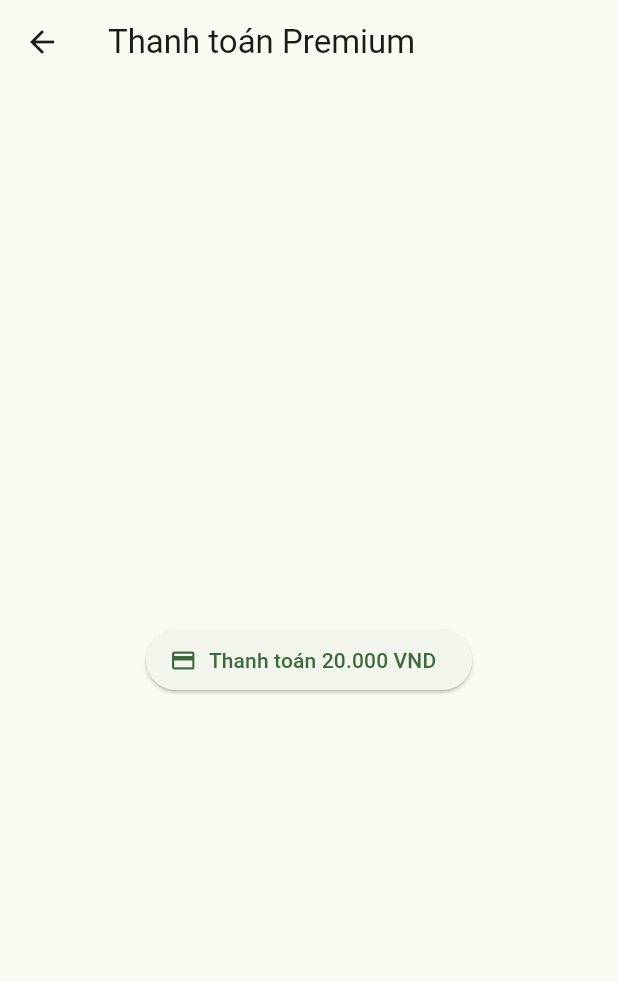
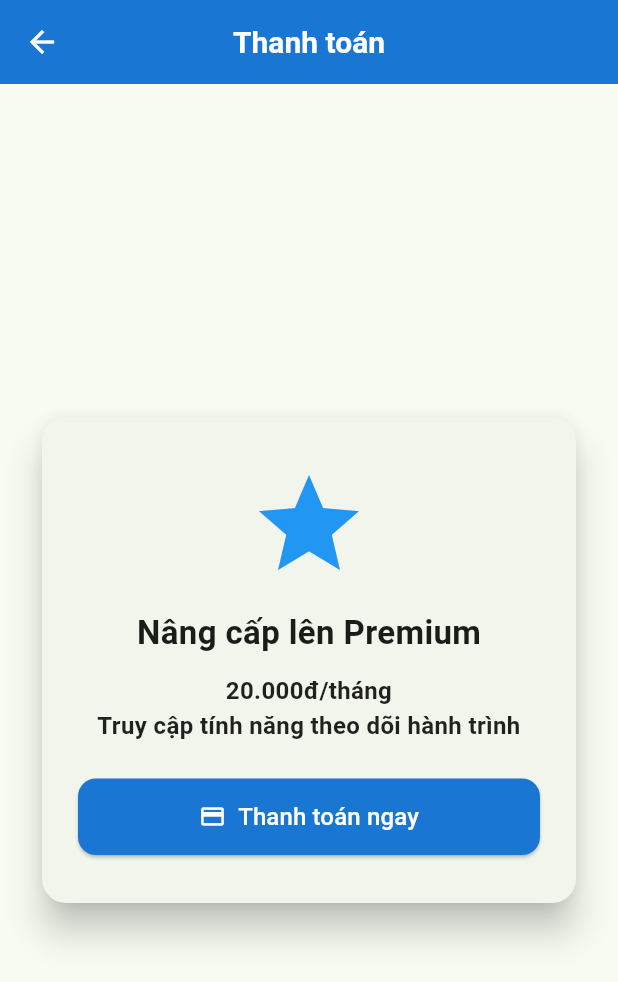
Before and after one commit to ptphat03/EduSmartApp, a Flutter app: the PaymentScreen screen opened by its route, on a phone screen of 412 x 824 dp. Shown: the top 982 px of the screen. Run offline on Flutter 3.47's test engine with Material 3 defaults, Android fonts, the phone set to English and light mode, and no system bars; our stand-ins replace cloud_firestore, firebase_auth, firebase_core, flutter_local_notifications, geocoding, geolocator and 3 more; missing offline and left inert: flutter_polyline_points; accounts and stored records are empty.

Commit message:
custom payment

```diff
--- a/lib/screens/payment_screen.dart
+++ b/lib/screens/payment_screen.dart
@@ -28,7 +28,8 @@ class _PaymentScreenState extends State<PaymentScreen> {
       final userEmail = user.email ?? 'noemail@example.com';
 
       // Nếu bạn cần lấy thêm thông tin user từ Firestore:
-      final userDoc = await FirebaseFirestore.instance.collection('users').doc(userId).get();
+      final userDoc = await FirebaseFirestore.instance.collection('users').doc(
+          userId).get();
       final userData = userDoc.data();
       final nameFromProfile = userData?['name'] ?? userName;
 
@@ -41,6 +42,7 @@ class _PaymentScreenState extends State<PaymentScreen> {
       final uri = Uri.parse(paymentUrl);
       if (await canLaunchUrl(uri)) {
         await launchUrl(uri, mode: LaunchMode.externalApplication);
+        Navigator.pop(context); // quay lại màn trước (ví dụ: TrackingBoardScreen)
       } else {
         throw 'Không thể mở link: $paymentUrl';
       }
@@ -59,14 +61,86 @@ class _PaymentScreenState extends State<PaymentScreen> {
   @override
   Widget build(BuildContext context) {
     return Scaffold(
-      appBar: AppBar(title: const Text('Thanh toán Premium')),
+      appBar: AppBar(
+        title: const Text(
+          'Thanh toán',
+          style: TextStyle(
+            color: Colors.white,           // 🔹 Chữ trắng
+            fontWeight: FontWeight.bold,  // 🔹 In đậm
+            fontSize: 20,
+          ),
+        ),
+        backgroundColor: Colors.blue.shade700,
+        centerTitle: true,
+        iconTheme: const IconThemeData(color: Colors.white), // 🔹 Mũi tên back màu trắng
+      ),
       body: Center(
-        child: isLoading
-            ? const CircularProgressIndicator()
-            : ElevatedButton.icon(
-          onPressed: createPaymentAndLaunch,
-          icon: const Icon(Icons.payment),
-          label: const Text('Thanh toán 20.000 VND'),
+        child: Padding(
+          padding: const EdgeInsets.all(24.0),
+          child: isLoading
+              ? const Column(
+            mainAxisSize: MainAxisSize.min,
+            children: [
+              CircularProgressIndicator(),
+              SizedBox(height: 16),
+              Text("Đang tạo liên kết thanh toán...",
+                  style: TextStyle(fontSize: 16)),
+            ],
+          )
+              : Card(
+            elevation: 10,
+            shape: RoundedRectangleBorder(
+              borderRadius: BorderRadius.circular(16),
+            ),
+            child: Padding(
+              padding: const EdgeInsets.symmetric(horizontal: 24, vertical: 32),
+              child: Column(
+                mainAxisSize: MainAxisSize.min,
+                children: [
+                  const Icon(Icons.star, size: 80, color: Colors.blue),
+                  const SizedBox(height: 16),
+                  const Text(
+                    "Nâng cấp lên Premium",
+                    style: TextStyle(
+                      fontSize: 22,
+                      fontWeight: FontWeight.bold,
+                    ),
+                  ),
+                  const SizedBox(height: 12),
+                  const Text(
+                    "20.000đ/tháng\n"
+                        "Truy cập tính năng theo dõi hành trình",
+                    textAlign: TextAlign.center,
+                    style: TextStyle(
+                      fontSize: 16,
+                      color: Colors.black87,
+                      fontWeight: FontWeight.bold, // 🔹 In đậm
+                    ),
+                  ),
+
+                  const SizedBox(height: 24),
+                  SizedBox(
+                    width: double.infinity,
+                    child: ElevatedButton.icon(
+                      onPressed: createPaymentAndLaunch,
+                      icon: const Icon(Icons.payment, color: Colors.white),
+                      label: const Text(
+                        'Thanh toán ngay',
+                        style: TextStyle(fontSize: 16, color: Colors.white),
+                      ),
+                      style: ElevatedButton.styleFrom(
+                        backgroundColor: Colors.blue.shade700,
+                        padding: const EdgeInsets.symmetric(vertical: 14),
+                        shape: RoundedRectangleBorder(
+                          borderRadius: BorderRadius.circular(12),
+                        ),
+                      ),
+                    ),
+                  ),
+                ],
+              ),
+            ),
+          ),
         ),
       ),
     );
```
Also changed, not shown: lib/screens/main_navigation_screen.dart (+11 -11 lines), lib/screens/tracking_board_screen.dart (+94 -44 lines).
